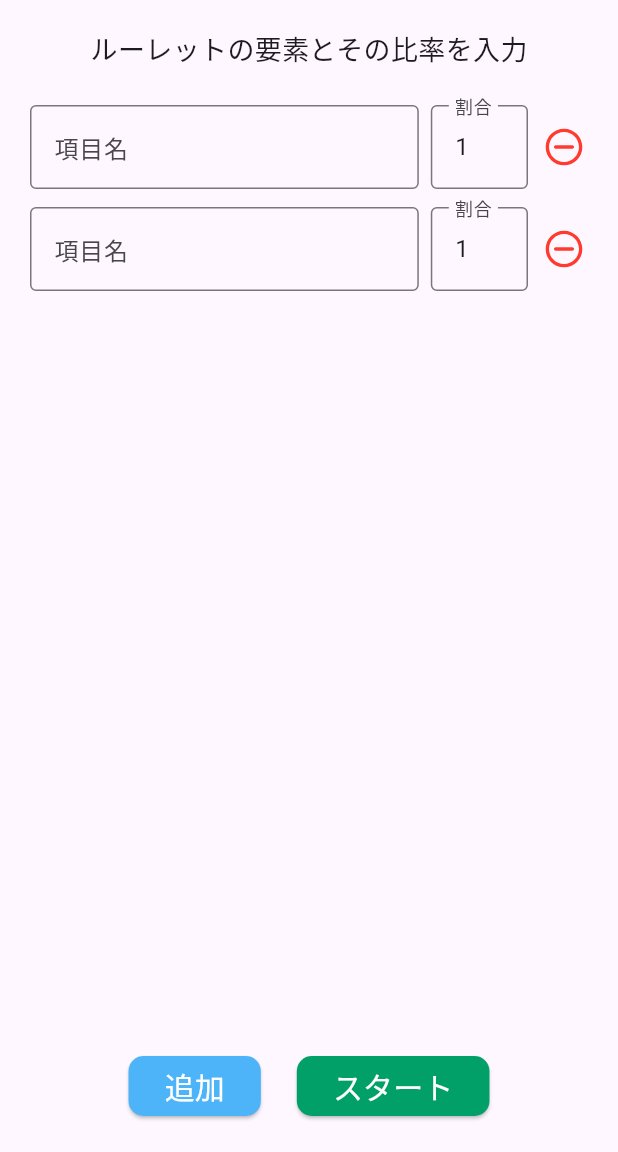
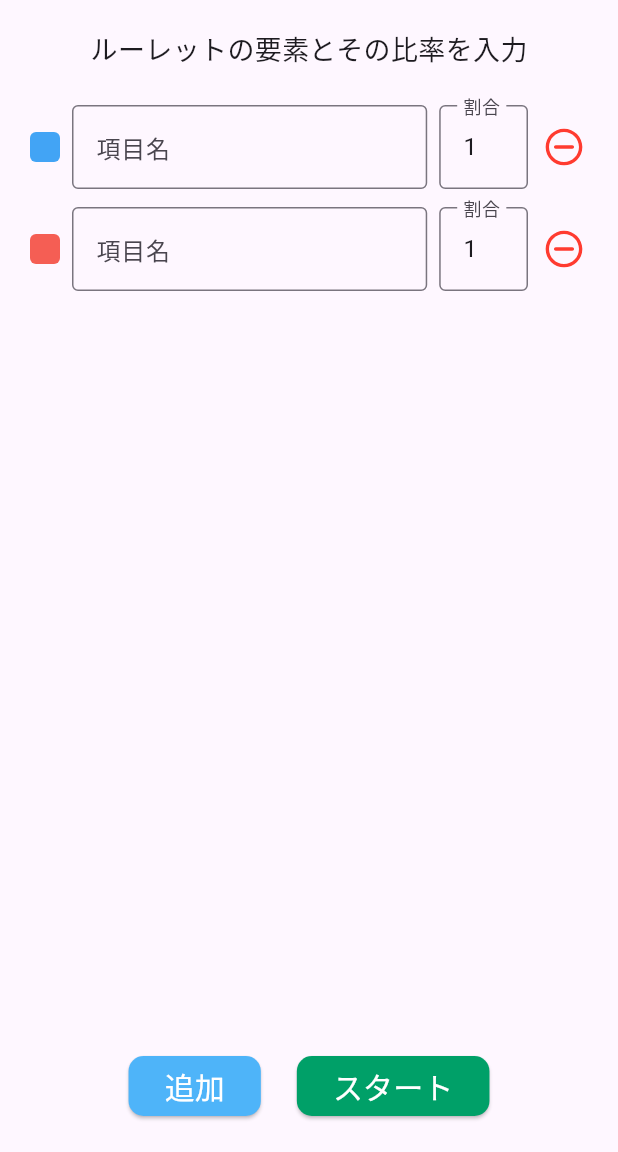
Before and after one commit to iamhrck/the_roulette_app, a Flutter app: the screen it shows after launch, after a tap on "追加", on a phone screen of 412 x 824 dp, the part 84-1236 px from its top. Run offline on Flutter 3.47's test engine with Material 3 defaults, Android fonts, the phone set to English and light mode, and no system bars; our stand-ins replace audioplayers, device_preview, equatable, fl_chart, flutter_bloc, flutter_hooks and 1 more.

Commit message:
add color guide in entry input line

```diff
--- a/lib/bloc/entry/entry_bloc.dart
+++ b/lib/bloc/entry/entry_bloc.dart
@@ -1,7 +1,21 @@
+import 'package:flutter/material.dart';
 import 'package:flutter_bloc/flutter_bloc.dart';
 import 'package:the_roulette_app/bloc/entry/entry_event.dart';
 import 'package:the_roulette_app/bloc/entry/entry_state.dart';
 import 'package:the_roulette_app/resource/model/section.dart';
+
+final List<Color> colors = [
+  Colors.blue,
+  Colors.red,
+  Colors.green,
+  Colors.orange,
+  Colors.purple,
+  Colors.pink,
+  Colors.brown,
+  Colors.grey,
+  Colors.lime,
+  Colors.black,
+];
 
 class EntryBloc extends Bloc<EntryEvent, EntryState> {
   EntryBloc() : super(EntryState(sections: [Section(id: 0)])) {
@@ -14,7 +28,12 @@ class EntryBloc extends Bloc<EntryEvent, EntryState> {
 
     final int id = state.sections[state.sections.length - 1].id + 1;
 
-    final sections = [...state.sections, Section(id: id)];
+    final Color color = colors.where((element) {
+          return !state.sections.map((e) => e.color).contains(element);
+        }).firstOrNull ??
+        Colors.white;
+
+    final sections = [...state.sections, Section(id: id, color: color)];
     emit(state.copyWith(sections: sections));
   }
 
--- a/lib/ui/screen/entry/components/entry_input_line.dart
+++ b/lib/ui/screen/entry/components/entry_input_line.dart
@@ -24,6 +24,15 @@ class EntryInutLine extends HookWidget {
 
     return Row(
       children: [
+        Container(
+          margin: const EdgeInsets.only(right: 8),
+          width: 20,
+          height: 20,
+          decoration: BoxDecoration(
+            color: section.color.withOpacity(0.85),
+            borderRadius: BorderRadius.circular(4),
+          ),
+        ),
         Expanded(
           flex: 4,
           child: TextField(
```
Also changed, not shown: lib/bloc/entry/entry_state.dart (+1 -15 lines), lib/resource/model/section.dart (+20 -6 lines).
